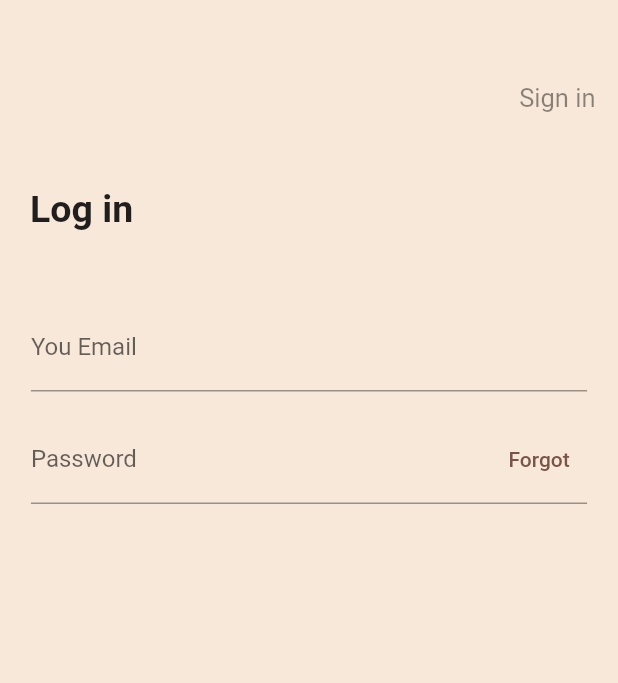
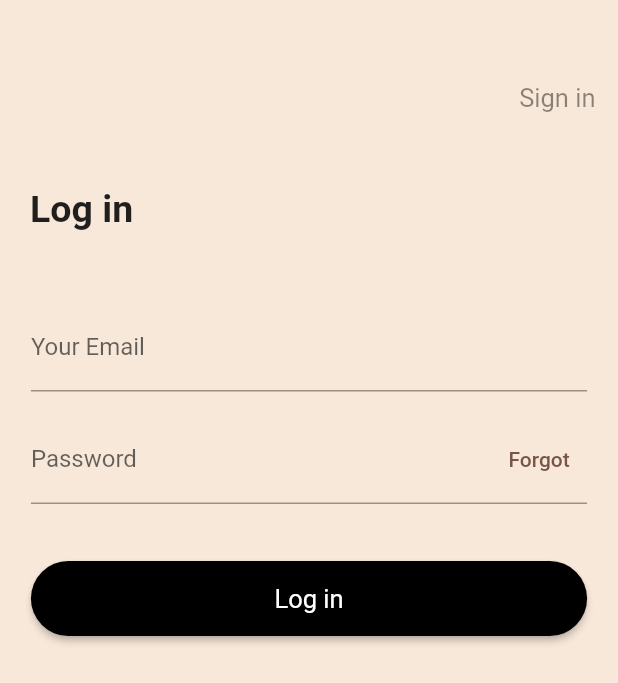
Before and after one commit to vitto2/signup-screen, a Flutter app: the screen it shows after launch, on a phone screen of 412 x 824 dp. Shown: the top 683 px of the screen. Run offline on Flutter 3.47's test engine with Material 2 defaults, Android fonts, the phone set to English and light mode, and no system bars.

Commit message:
botão log in criado

```diff
--- a/lib/src/colors/colors_black.dart
+++ /dev/null
@@ -1 +0,0 @@
-Map<int,color> {}
--- a/lib/src/pages/login_page.dart
+++ b/lib/src/pages/login_page.dart
@@ -1,4 +1,5 @@
 import 'package:flutter/material.dart';
+import 'package:signup/src/widgets/elevated_button.dart';
 import 'package:signup/src/widgets/text_field_widget.dart';
 import 'package:signup/src/widgets/text_widget.dart';
 
@@ -61,7 +62,7 @@ class Login_page extends StatelessWidget {
                   child: SizedBox(
                     width: screenSize.width * 0.9,
                     child: MyTextFieldWidget(
-                      labelText: "You Email",
+                      labelText: "Your Email",
                     ),
                   ),
                 ),
@@ -80,6 +81,23 @@ class Login_page extends StatelessWidget {
                 ),
               ],
             ),
+            const SizedBox(
+              height: 30,
+            ),
+            SizedBox(
+              width: screenSize.width * 0.9,
+              height: 50,
+              child: Myelevatedbutton(
+                onPressed: () {},
+                textData: MyText(
+                  data: "Log in",
+                  fontSize: 17,
+                  fontWeight: FontWeight.w400,
+                ),
+                buttonColor: Colors.black,
+                shape: const StadiumBorder(),
+              ),
+            ),
           ],
         ),
       ),
--- a/lib/src/widgets/elevated_button.dart
+++ b/lib/src/widgets/elevated_button.dart
@@ -1,21 +1,28 @@
 import 'package:flutter/material.dart';
-import 'package:signup/src/widgets/text_widget.dart';
 
 class Myelevatedbutton extends StatelessWidget {
   Myelevatedbutton({
     super.key,
-    this.onPressed,
+    required this.onPressed,
     required this.textData,
+    this.buttonColor,
+    this.shape,
   });
 
-  String textData;
+  Widget? textData;
   void Function()? onPressed;
+  Color? buttonColor;
+  OutlinedBorder? shape;
 
   @override
   Widget build(BuildContext context) {
     return ElevatedButton(
       onPressed: onPressed,
-      child: MyText(data: textData),
+      style: ElevatedButton.styleFrom(
+        backgroundColor: buttonColor,
+        shape: shape,
+      ),
+      child: textData,
     );
   }
 }
```
